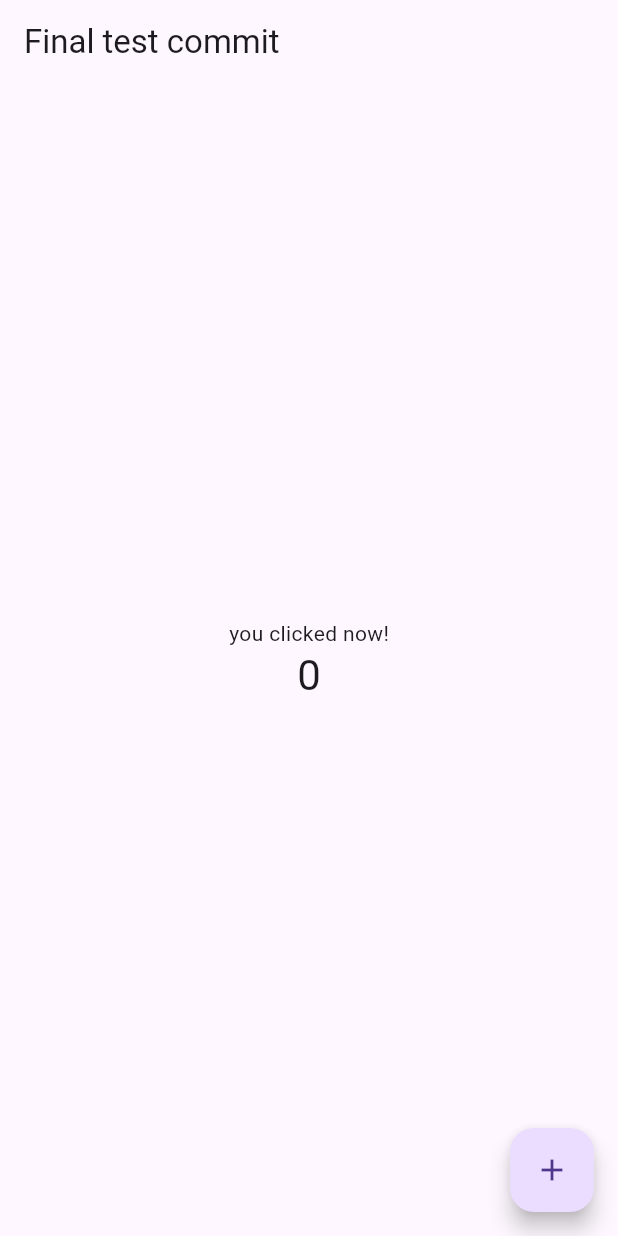
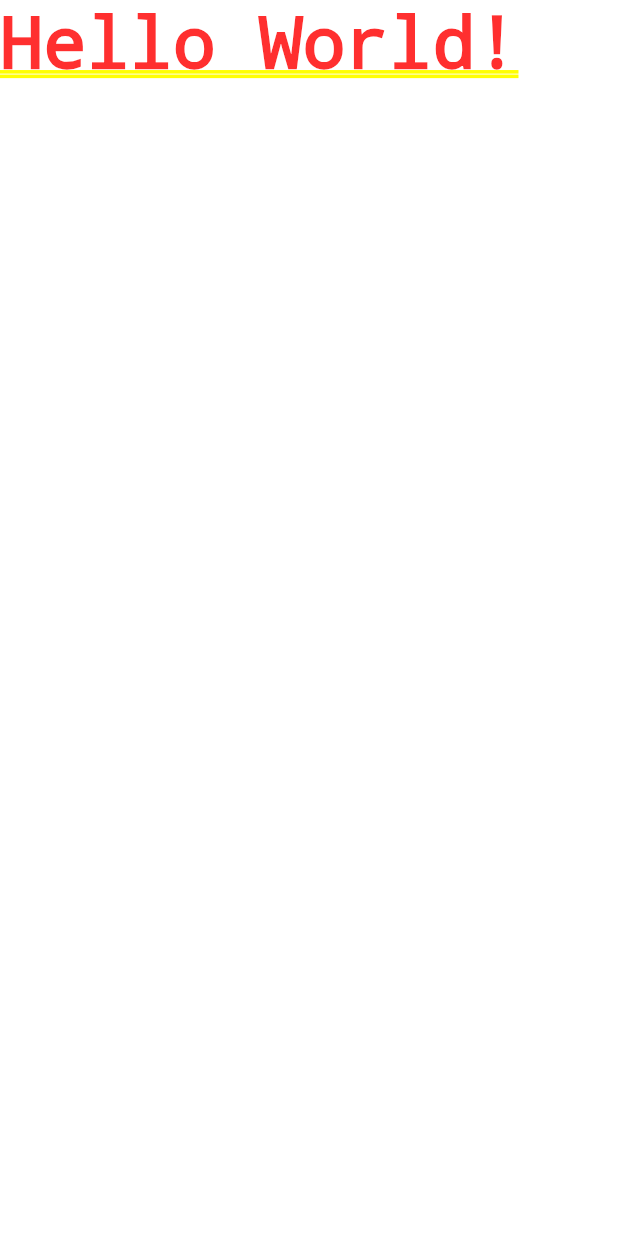
Before and after one commit to satyasolves/tutorials, a Flutter app: the screen it shows after launch, on a phone screen of 412 x 824 dp. Run offline on Flutter 3.47's test engine with Material 3 defaults, Android fonts, the light colour scheme and no system bars.

Commit message:
Hello World Code!

```diff
--- a/lib/main.dart
+++ b/lib/main.dart
@@ -1,76 +1,5 @@
 import 'package:flutter/material.dart';
 // test flutter code
-void main() {
-  runApp(const MyApp());
-}
-
-class MyApp extends StatelessWidget {
-  const MyApp({super.key});
-
-  @override
-  Widget build(BuildContext context) {
-    return MaterialApp(
-      title: 'Final test commit',
-      theme: ThemeData(
-
-        primarySwatch: Colors.green,
-      ),
-      home: const MyHomePage(title: 'Final test commit'),
-    );
-  }
-}
-
-class MyHomePage extends StatefulWidget {
-  const MyHomePage({super.key, required this.title});
-
-
-
-
-
-  final String title;
-
-  @override
-  State<MyHomePage> createState() => _MyHomePageState();
-}
-
-class _MyHomePageState extends State<MyHomePage> {
-  int _counter = 0;
-
-  void _incrementCounter() {
-    setState(() {
-      _counter++;
-    });
-  }
-
-  @override
-  Widget build(BuildContext context) {
-
-    return Scaffold(
-      appBar: AppBar(
-
-        title: Text(widget.title),
-      ),
-      body: Center(
-
-        child: Column(
-          // checking commit status
-          mainAxisAlignment: MainAxisAlignment.center,
-          children: <Widget>[
-            const Text(
-              'you clicked now!',
-            ),
-            Text(
-              '$_counter',
-              style: Theme.of(context).textTheme.headlineMedium,
-            ),
-          ],
-        ),
-      ),
-      floatingActionButton: FloatingActionButton(
-        onPressed: _incrementCounter,
-        tooltip: 'Increment',
-        child: const Icon(Icons.add),
-      ),
-    );
-  }
-}
+void main() => runApp(MaterialApp(
+  home: Text('Hello World!'),
+));
```
